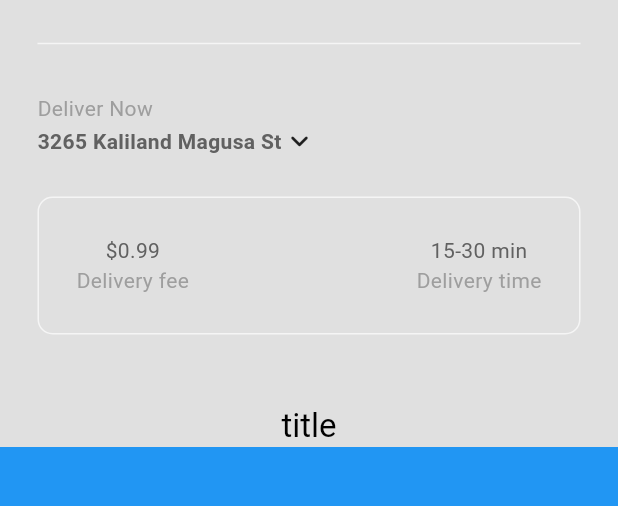
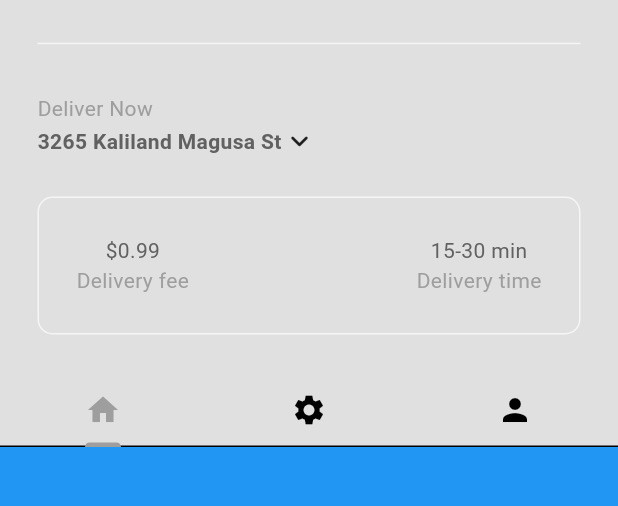
Before and after one commit to Briankurtish/Flutter-Food-delivery-Application, a Flutter app: the HomePage screen opened directly, on a phone screen of 412 x 824 dp, the part 63-569 px from its top. Run offline on Flutter 3.47's test engine with Material 3 defaults, Android fonts, the phone set to English and light mode, and no system bars.

Commit message:
created a tabBar

```diff
--- /dev/null
+++ b/lib/components/my_tab_bar.dart
@@ -0,0 +1,31 @@
+import 'package:flutter/material.dart';
+
+class MyTabBar extends StatelessWidget {
+  final TabController tabController;
+  const MyTabBar({super.key, required this.tabController});
+
+  @override
+  Widget build(BuildContext context) {
+    return Container(
+      child: TabBar(
+        controller: tabController,
+        tabs: [
+          // first tab
+          Tab(
+            icon: Icon(Icons.home),
+          ),
+
+          // second tab
+          Tab(
+            icon: Icon(Icons.settings),
+          ),
+
+          // third tab
+          Tab(
+            icon: Icon(Icons.person),
+          ),
+        ],
+      ),
+    );
+  }
+}
--- a/lib/pages/home.dart
+++ b/lib/pages/home.dart
@@ -2,6 +2,7 @@
 import 'package:demo_tes/components/my_description_box.dart';
 import 'package:demo_tes/components/my_drawer.dart';
 import 'package:demo_tes/components/my_sliver_app_bar.dart';
+import 'package:demo_tes/components/my_tab_bar.dart';
 import 'package:flutter/material.dart';
 
 class HomePage extends StatefulWidget {
@@ -11,7 +12,23 @@
   State<HomePage> createState() => _HomePageState();
 }
 
-class _HomePageState extends State<HomePage> {
+class _HomePageState extends State<HomePage>
+    with SingleTickerProviderStateMixin {
+  // tab controller
+  late TabController _tabController;
+
+  @override
+  void initState() {
+    super.initState();
+    _tabController = TabController(length: 3, vsync: this);
+  }
+
+  @override
+  void dispose() {
+    _tabController.dispose();
+    super.dispose();
+  }
+
   @override
   Widget build(BuildContext context) {
     return Scaffold(
@@ -19,7 +36,9 @@
       body: NestedScrollView(
         headerSliverBuilder: (context, innerBoxIsScrolled) => [
           MySliverAppBar(
-            title: const Text("title"),
+            title: MyTabBar(
+              tabController: _tabController,
+            ),
             child: Column(
               mainAxisAlignment: MainAxisAlignment.end,
               children: [
```
